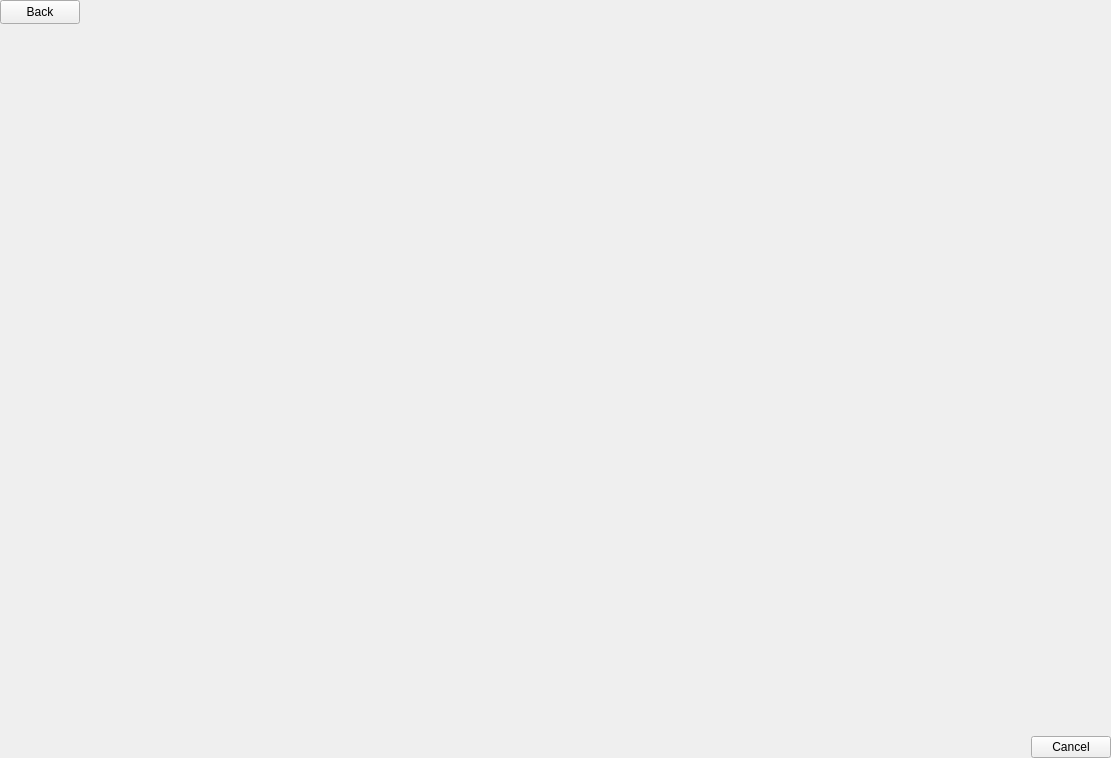
The window that src/OplPcTools/UI/GameImporterActivity.ui (brainstream/OPL-PC-Tools) describes before a commit, drawn with Qt 5.
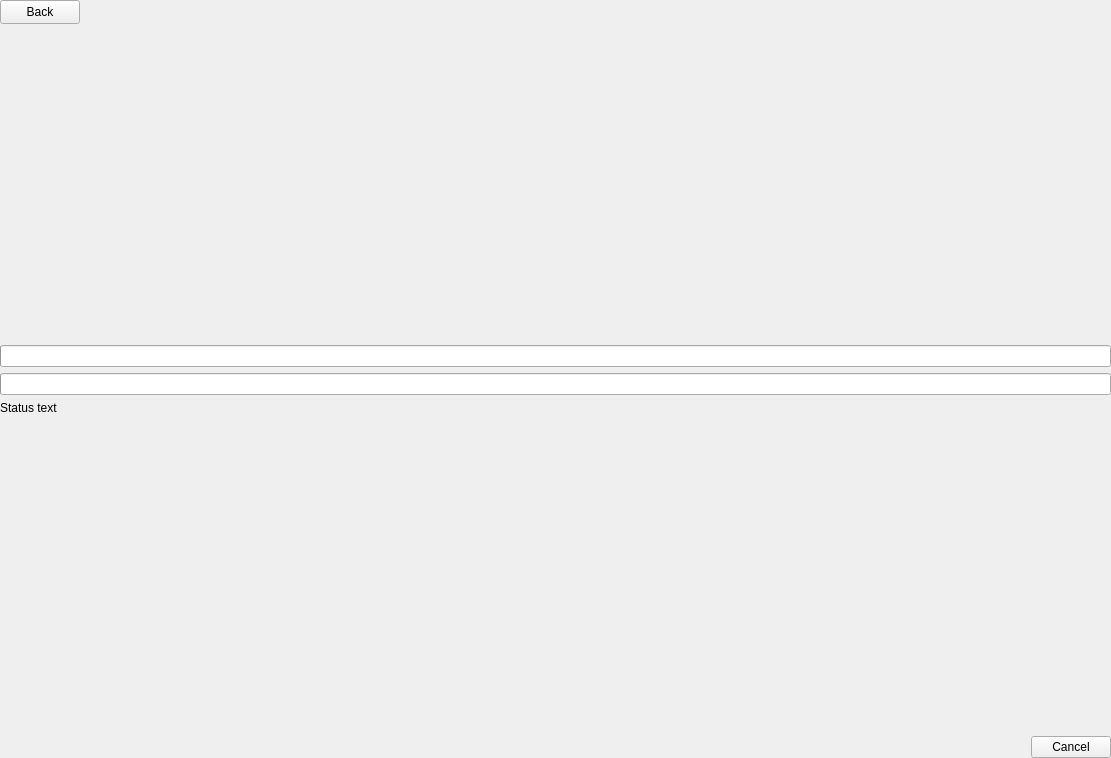
The same window after the commit. Icons and pictures are not drawn.

```diff
--- a/src/OplPcTools/UI/GameImporterActivity.ui
+++ b/src/OplPcTools/UI/GameImporterActivity.ui
@@ -10,7 +10,7 @@
     <height>758</height>
    </rect>
   </property>
-  <layout class="QVBoxLayout" name="verticalLayout">
+  <layout class="QVBoxLayout" name="verticalLayout_2">
    <property name="leftMargin">
     <number>0</number>
    </property>
@@ -70,6 +70,53 @@
      </property>
     </spacer>
    </item>
+   <item>
+    <widget class="QWidget" name="mp_panel_progress" native="true">
+     <layout class="QVBoxLayout" name="verticalLayout">
+      <property name="leftMargin">
+       <number>0</number>
+      </property>
+      <property name="topMargin">
+       <number>0</number>
+      </property>
+      <property name="rightMargin">
+       <number>0</number>
+      </property>
+      <property name="bottomMargin">
+       <number>0</number>
+      </property>
+      <item>
+       <widget class="QProgressBar" name="mp_progress_bar_overall"/>
+      </item>
+      <item>
+       <widget class="QProgressBar" name="mp_progress_bar_current"/>
+      </item>
+      <item>
+       <widget class="QLabel" name="mp_label_current">
+        <property name="text">
+         <string notr="true">Status text</string>
+        </property>
+        <property name="alignment">
+         <set>Qt::AlignLeading|Qt::AlignLeft|Qt::AlignTop</set>
+        </property>
+       </widget>
+      </item>
+     </layout>
+    </widget>
+   </item>
+   <item>
+    <spacer name="mp_spacer">
+     <property name="orientation">
+      <enum>Qt::Vertical</enum>
+     </property>
+     <property name="sizeHint" stdset="0">
+      <size>
+       <width>20</width>
+       <height>40</height>
+      </size>
+     </property>
+    </spacer>
+   </item>
    <item>
     <widget class="QDialogButtonBox" name="mp_button_box">
      <property name="standardButtons">
```
